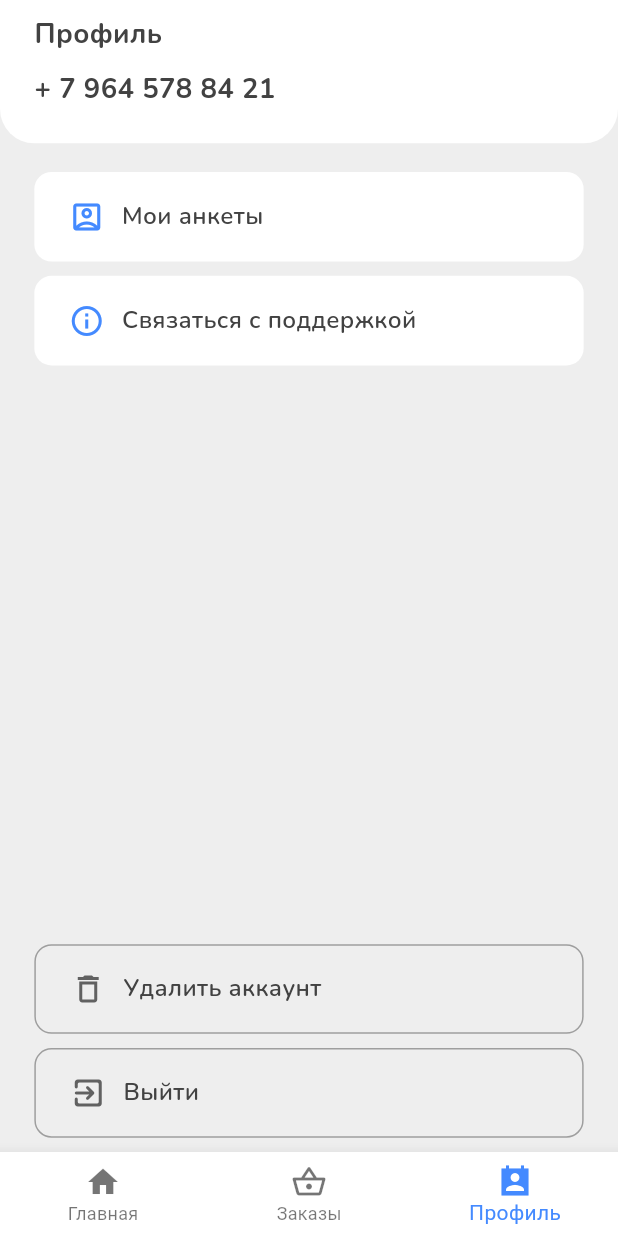
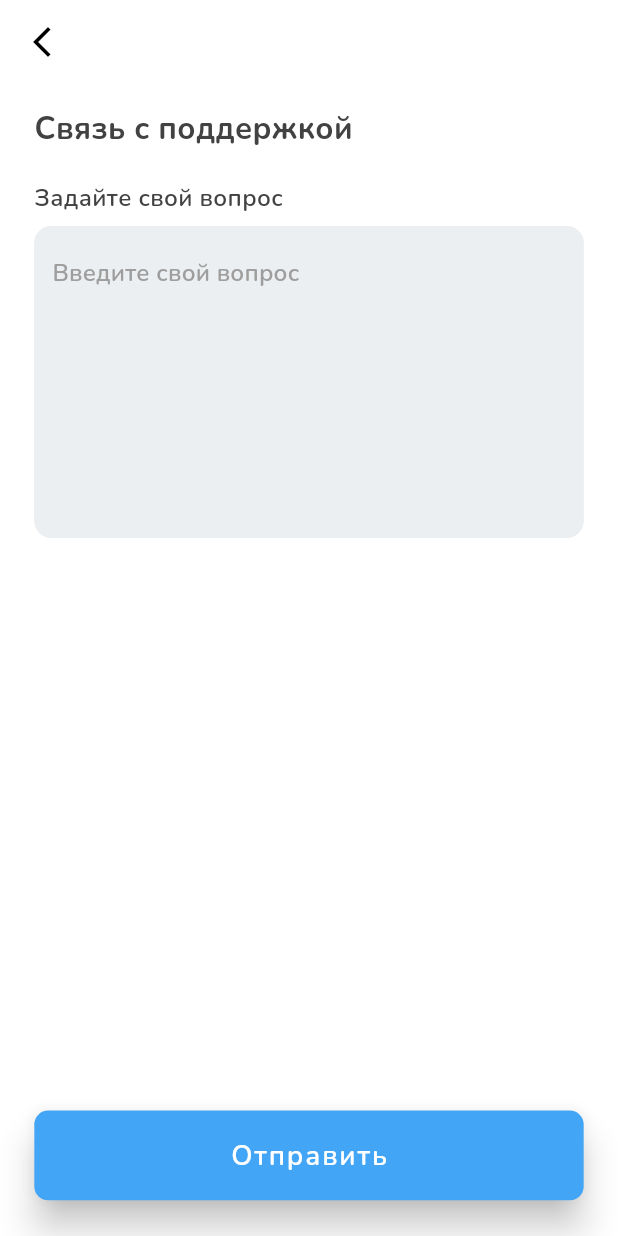
Before and after one commit to RedFox802/Flutter-Ski-Equipment-App, a Flutter app: the screen it shows after launch, item 3 of the bottom bar chosen, after a tap on "Связаться с поддержкой", on a phone screen of 412 x 824 dp. Run offline on Flutter 3.47's test engine with Material 2 defaults, Android fonts, the phone set to English and light mode, and no system bars; our stand-ins replace firebase_auth, firebase_core, flutter_bloc, flutter_screenutil, flutter_svg, fluttertoast and 4 more; missing offline and left inert: easy_autocomplete; accounts and stored records are empty.

Commit message:
дизайн страницы связи с поддержкой

```diff
--- /dev/null
+++ b/lib/components/app_blue_button.dart
@@ -0,0 +1,40 @@
+import 'package:flutter/material.dart';
+import 'package:flutter_screenutil/flutter_screenutil.dart';
+
+import 'app_text_styles.dart';
+
+class AppBlueButton extends StatelessWidget {
+  final void Function() onPressed;
+  final String text;
+
+  const AppBlueButton({Key? key, required this.onPressed, required this.text})
+      : super(key: key);
+
+  @override
+  Widget build(BuildContext context) {
+    return SizedBox(
+      height: 50.h,
+      width: MediaQuery.of(context).size.width-20.w,
+      child: ElevatedButton(
+        onPressed: onPressed,
+        style: ButtonStyle(
+          backgroundColor:
+              MaterialStateProperty.all<Color>(Colors.blue.shade400),
+          elevation: MaterialStateProperty.all<double>(10),
+          shape: MaterialStateProperty.all<OutlinedBorder>(
+            RoundedRectangleBorder(
+              borderRadius: BorderRadius.all(
+                Radius.circular(8.r),
+              ),
+            ),
+          ),
+        ),
+        child: Text(
+          text,
+          style:
+              AppTextStyle.nunitoW600S16.copyWith(color: Colors.white),
+        ),
+      ),
+    );
+  }
+}
--- a/lib/components/app_input_borders.dart
+++ b/lib/components/app_input_borders.dart
@@ -18,4 +18,8 @@ class AppInputBorders {
     ),
     borderRadius: BorderRadius.circular(8.r),
   );
+
+  static final OutlineInputBorder supportInputBorder = OutlineInputBorder(
+      borderRadius: BorderRadius.circular(10.r),
+      borderSide: BorderSide(color: Colors.blueGrey.shade50));
 }
--- a/lib/components/app_text_styles.dart
+++ b/lib/components/app_text_styles.dart
@@ -13,6 +13,20 @@ class AppTextStyle {
     fontSize: 14.sp,
     fontFamily: 'Nunito',
     fontWeight: FontWeight.w600,
+    color: Colors.grey.shade800,
+  );
+
+  static final TextStyle nunitoW600S20 = TextStyle(
+    fontSize: 20.sp,
+    fontFamily: 'Nunito',
+    fontWeight: FontWeight.w600,
+    color: Colors.grey.shade800,
+  );
+
+  static final TextStyle nunitoW700S18 = TextStyle(
+    fontSize: 18.sp,
+    fontFamily: 'Nunito',
+    fontWeight: FontWeight.w700,
     color: Colors.grey.shade800,
   );
 
--- a/lib/components/default_app_bar.dart
+++ b/lib/components/default_app_bar.dart
@@ -28,6 +28,7 @@ class DefaultAppBar extends StatelessWidget with PreferredSizeWidget {
     return PreferredSize(
       preferredSize: Size.fromHeight(120.h),
       child: AppBar(
+        elevation: 0,
         title: Text(
           titleText ?? '',
           style: AppTextStyle.nunitoW700S16,
--- a/lib/features/login_page/presentation/screens/login_screen.dart
+++ b/lib/features/login_page/presentation/screens/login_screen.dart
@@ -9,6 +9,7 @@ import 'package:flutter_screenutil/flutter_screenutil.dart';
 import 'package:fluttertoast/fluttertoast.dart';
 import 'package:mask_text_input_formatter/mask_text_input_formatter.dart';
 
+import '../../../../components/app_blue_button.dart';
 import '../../../../gen/assets.gen.dart';
 import '../../domain/login_state.dart';
 
@@ -105,9 +106,8 @@ class _LoginScreenState extends State<LoginScreen> {
                                 ),
                               ),
                             ),
-                            SizedBox(
-                              height: 50.h,
-                              child: ElevatedButton(
+                            AppBlueButton(
+                              text: 'Получить смс код',
                               onPressed: () async {
                                 if (_textEditingController.text !=
                                     state.phone) {
@@ -124,28 +124,7 @@ class _LoginScreenState extends State<LoginScreen> {
                                   ),
                                 );
                               },
-                                style: ButtonStyle(
-                                  backgroundColor:
-                                      MaterialStateProperty.all<Color>(
-                                          Colors.blue.shade300),
-                                  elevation:
-                                      MaterialStateProperty.all<double>(10),
-                                  shape:
-                                      MaterialStateProperty.all<OutlinedBorder>(
-                                    RoundedRectangleBorder(
-                                      borderRadius: BorderRadius.all(
-                                        Radius.circular(8.r),
                             ),
-                                    ),
-                                  ),
-                                ),
-                                child: Text(
-                                  "Получить смс код",
-                                  style: AppTextStyle.nunitoW600S16
-                                      .copyWith(color: Colors.grey.shade800),
-                                ),
-                              ),
-                            )
                           ],
                         ),
                       ),
--- a/lib/features/profile_page/presentation/screens/profile_screen.dart
+++ b/lib/features/profile_page/presentation/screens/profile_screen.dart
@@ -2,6 +2,7 @@ import 'package:flutter/material.dart';
 import 'package:flutter_screenutil/flutter_screenutil.dart';
 
 import '../../../../components/app_text_styles.dart';
+import '../../../support_connection_page/presentation/screens/support_connection_screen.dart';
 import '../components/app_profile_button.dart';
 
 class ProfileScreen extends StatelessWidget {
@@ -52,7 +53,14 @@ class ProfileScreen extends StatelessWidget {
             SizedBox(height: 8.h),
             AppProfileButton(
               icon: Icons.info_outline,
-              onTup: () {},
+              onTup: () {
+                Navigator.push(
+                  context,
+                  MaterialPageRoute(
+                    builder: ((_) => const SupportConnectionScreen()),
+                  ),
+                );
+              },
               isUp: true,
               text: 'Связаться с поддержкой',
             ),
--- /dev/null
+++ b/lib/features/support_connection_page/presentation/screens/support_connection_screen.dart
@@ -0,0 +1,58 @@
+import 'package:equipment/components/app_input_borders.dart';
+import 'package:equipment/components/app_text_styles.dart';
+import 'package:equipment/components/default_app_bar.dart';
+import 'package:flutter/material.dart';
+import 'package:flutter_screenutil/flutter_screenutil.dart';
+
+import '../../../../components/app_blue_button.dart';
+
+class SupportConnectionScreen extends StatelessWidget {
+  const SupportConnectionScreen({Key? key}) : super(key: key);
+
+  @override
+  Widget build(BuildContext context) {
+    return Scaffold(
+      backgroundColor: Colors.white,
+      appBar: const DefaultAppBar(),
+      body: Padding(
+        padding: EdgeInsets.symmetric(horizontal: 20.w, vertical: 10.h),
+        child: Column(
+          crossAxisAlignment: CrossAxisAlignment.start,
+          children: [
+            Text(
+              'Связь с поддержкой',
+              style: AppTextStyle.nunitoW700S18,
+            ),
+            SizedBox(height: 18.h),
+            Text(
+              'Задайте свой вопрос',
+              style: AppTextStyle.nunitoW600S14,
+            ),
+            SizedBox(height: 6.h),
+            TextFormField(
+              decoration: InputDecoration(
+                fillColor: Colors.blueGrey.shade50,
+                filled: true,
+                hintText: 'Введите свой вопрос',
+                hintStyle: AppTextStyle.nunitoW600S14.copyWith(color: Colors.grey.shade500),
+                border:AppInputBorders.supportInputBorder,
+                enabledBorder: AppInputBorders.supportInputBorder,
+                errorBorder: AppInputBorders.supportInputBorder,
+                disabledBorder: AppInputBorders.supportInputBorder,
+                focusedErrorBorder: AppInputBorders.supportInputBorder,
+                focusedBorder: AppInputBorders.supportInputBorder,
+              ),
+              maxLines: 8,
+            ),
+            const Spacer(),
+            AppBlueButton(
+              text: 'Отправить',
+              onPressed: (){}
+            ),
+            SizedBox(height: 10.h),
+          ],
+        ),
+      ),
+    );
+  }
+}
```
Lines whose indentation alone changed are shown as unchanged.
